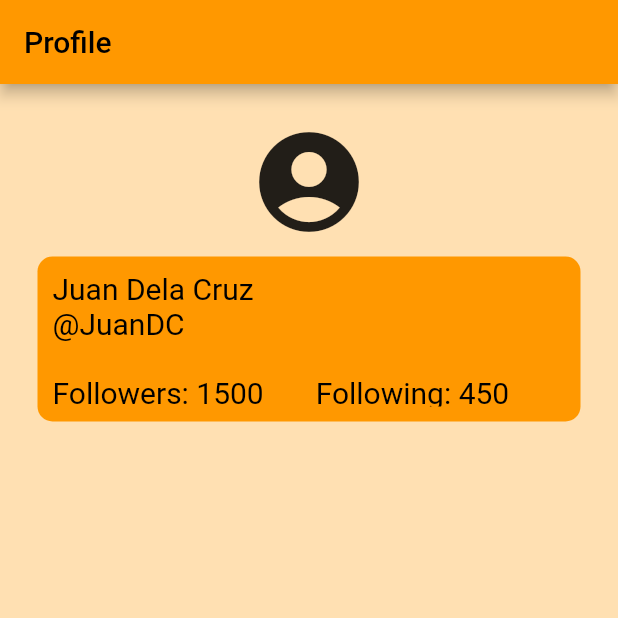
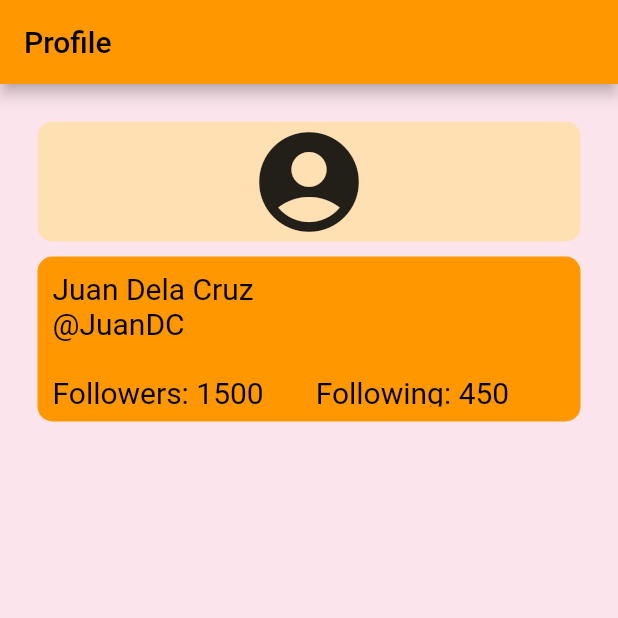
Before and after one commit to AnneRoki/m3output, a Flutter app: the Profile screen opened directly, on a phone screen of 412 x 824 dp, the top half of it. Run offline on Flutter 3.47's test engine with Material 2 defaults, Android fonts, the phone set to English and light mode, and no system bars.

Commit message:
Update profile.dart

```diff
--- a/lib/profile.dart
+++ b/lib/profile.dart
@@ -26,7 +26,7 @@ class ProfileState extends State<Profile> {
       appBar: AppBar(
         title: Text('Profile'),
       ),
-      backgroundColor: Colors.orange[100],
+      backgroundColor: Colors.pink[50],
       body: Padding(
         padding: EdgeInsets.all(25),
         child: Column(children: [
```
